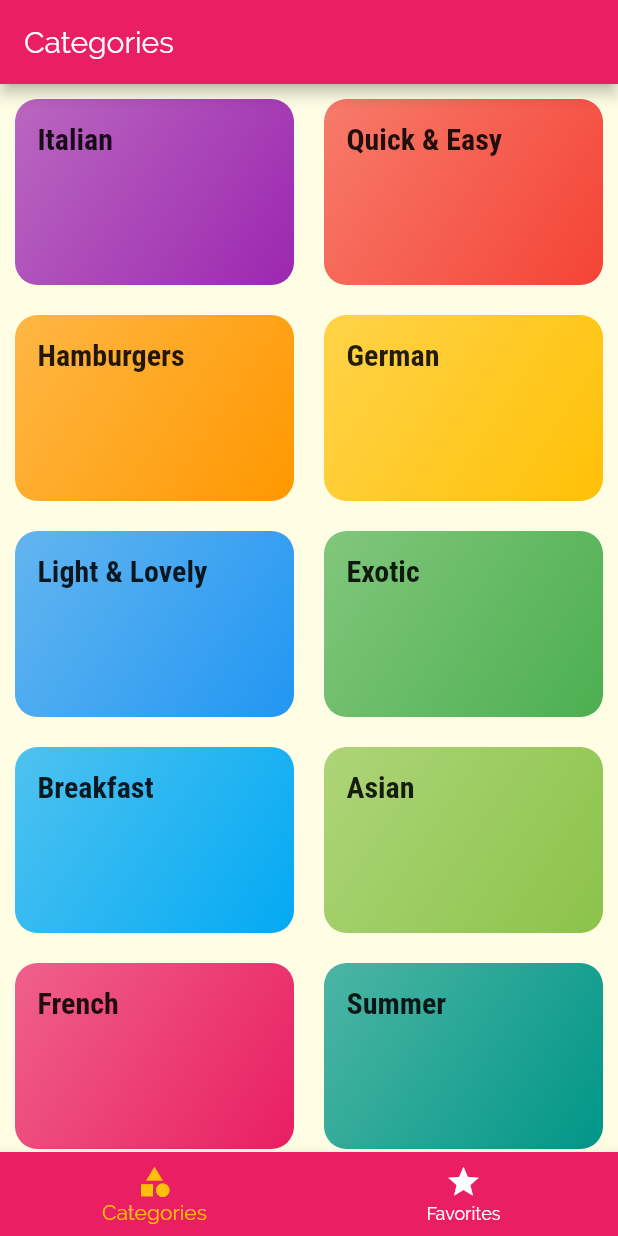
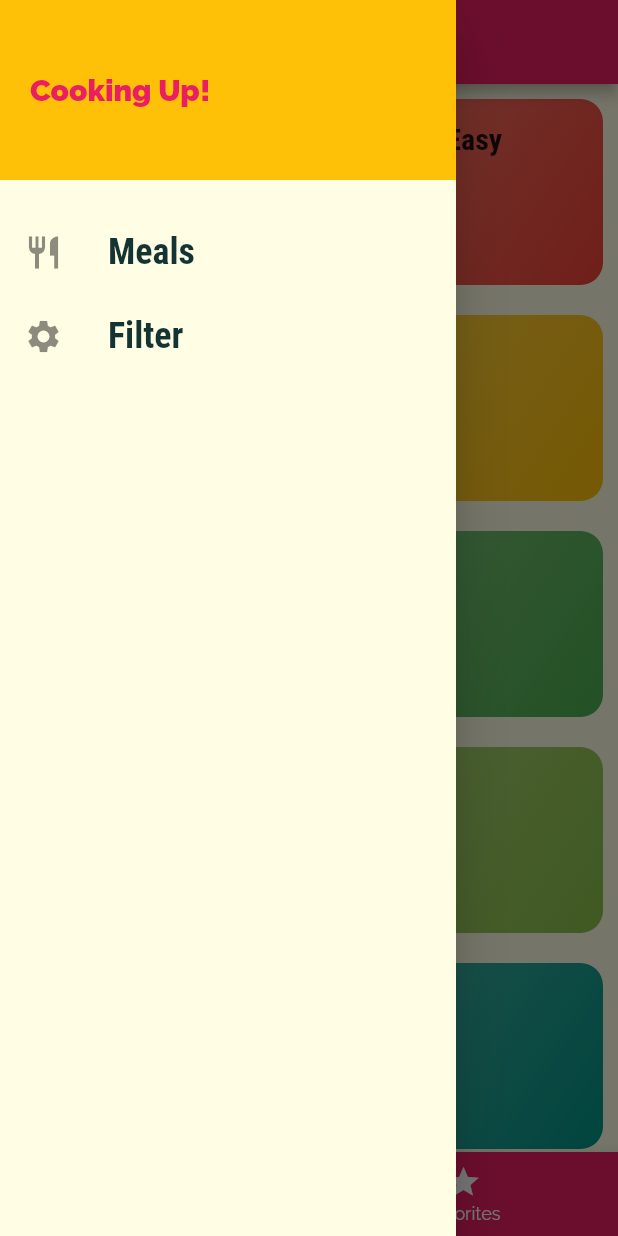
Before and after one commit to bhavikvashi1804/foodzy, a Flutter app: the screen it shows after launch, with the side drawer open (before the commit the screen has no drawer), on a phone screen of 412 x 824 dp. Run offline on Flutter 3.47's test engine with Material 2 defaults, Android fonts, the phone set to English and light mode, and no system bars.

Commit message:
App Drawer

```diff
--- a/lib/main.dart
+++ b/lib/main.dart
@@ -1,7 +1,6 @@
 import 'package:flutter/material.dart';
 
 import './screen/tabs_screen.dart';
-import './screen/categories.dart';
 import './screen/category_meals.dart';
 import './screen/meal_detail.dart';
 
--- a/lib/screen/meal_detail.dart
+++ b/lib/screen/meal_detail.dart
@@ -24,9 +24,7 @@ class MealDetailPage extends StatelessWidget {
             Container(
               height:300,
               width:double.infinity,
-              child:Hero(
-                tag:'image',
-                child: Image.network(selectedMeal.imageUrl, fit:BoxFit.cover,)),
+              child:Image.network(selectedMeal.imageUrl, fit:BoxFit.cover,),
             ),
 
             buildSectiionTitle(context,'Ingredients'),
--- a/lib/screen/tabs_screen.dart
+++ b/lib/screen/tabs_screen.dart
@@ -4,6 +4,7 @@ import 'package:flutter/material.dart';
 
 import '../screen/categories.dart';
 import '../screen/fav_screen.dart';
+import '../widget/main_drawer.dart';
 
 
 class TabsScreen extends StatefulWidget {
@@ -42,6 +43,7 @@ class _TabsScreenState extends State<TabsScreen> {
         appBar: AppBar(
           title: Text(_pages[_selectedPageIndex]['title']),
         ) ,
+        drawer: MainDrawer(),
         body: _pages[_selectedPageIndex]['page'],
         bottomNavigationBar: BottomNavigationBar(
           onTap: selectPage,
--- a/lib/widget/category_item.dart
+++ b/lib/widget/category_item.dart
@@ -4,17 +4,17 @@ import '../screen/category_meals.dart';
 
 class CategoryItem extends StatelessWidget {
 
-  final String title,ID;
+  final String title,id;
   final Color color;
 
 
-  CategoryItem(this.ID,this.title,this.color);
+  CategoryItem(this.id,this.title,this.color);
 
   void selectCategory(BuildContext ctx){
     Navigator.of(ctx).pushNamed(
       CategoryMealsPage.routeName,
       arguments: {
-        'id':ID,
+        'id':id,
         'title':title,
       }
     );
--- /dev/null
+++ b/lib/widget/main_drawer.dart
@@ -0,0 +1,49 @@
+import 'package:flutter/material.dart';
+
+class MainDrawer extends StatelessWidget {
+  @override
+  Widget build(BuildContext context) {
+    return Drawer(
+      child: Column(
+        children: <Widget>[
+          Container(
+            height: 120,
+            width: double.infinity,
+            color: Theme.of(context).accentColor,
+            padding: const EdgeInsets.all(20),
+            alignment: Alignment.centerLeft,
+            child: Text(
+              'Cooking Up!',
+              style: TextStyle(
+                fontWeight: FontWeight.w900,
+                fontSize: 20,
+                color: Theme.of(context).primaryColor,
+              ),
+            ),
+          ),
+          SizedBox(
+            height: 20,
+          ),
+
+          buildListTile('Meals', Icons.restaurant),
+          buildListTile('Filter',Icons.settings),
+
+        ],
+      ),
+    );
+  }
+
+  Widget buildListTile(String title, IconData iconData) {
+    return ListTile(
+      leading: Icon(iconData,size: 26,),
+      title: Text(
+        title,
+        style: TextStyle(
+            fontSize: 24,
+            fontWeight: FontWeight.bold,
+            fontFamily: 'RobotoCondensed'),
+      ),
+      onTap: () {},
+    );
+  }
+}
--- a/lib/widget/meal_item.dart
+++ b/lib/widget/meal_item.dart
@@ -81,9 +81,7 @@ class MealItem extends StatelessWidget {
               children: <Widget>[
                 ClipRRect(
                   borderRadius: BorderRadius.only(topLeft:Radius.circular(15),topRight: Radius.circular(15)),
-                  child: Hero(
-                    tag:'image',
-                    child: Image.network(imageUrl,height : 250,width: double.infinity,fit:BoxFit.cover ,)),
+                  child: Image.network(imageUrl,height : 250,width: double.infinity,fit:BoxFit.cover ,),
                 ),
                 Positioned(
                   //positioned is used to provide position
```
